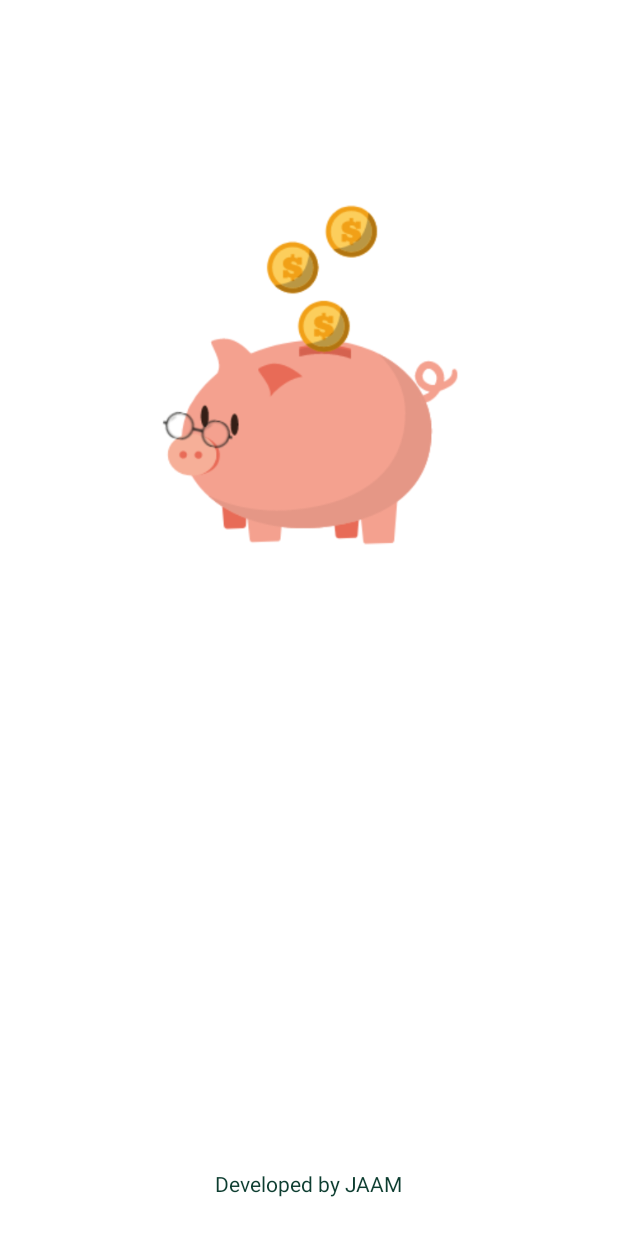
After one commit to jaresinunez/HOWDYHACK, an Android app: the SpashScreenActivity screen opened directly, with no data from a screen before it, on a phone screen of 412 x 824 dp. The commit adds this screen. Run offline under Robolectric (Android 15) with nearby library versions, the phone set to English and light mode, and no system bars; our stand-ins replace navigation-ui.

Commit message:
splash screen implemented

```diff
--- /dev/null
+++ b/app/src/main/java/com/jaam/howdyhack/SpashScreenActivity.kt
@@ -0,0 +1,27 @@
+package com.jaam.howdyhack
+
+import android.content.Intent
+import android.os.Bundle
+import android.os.Handler
+import com.google.android.material.snackbar.Snackbar
+import androidx.appcompat.app.AppCompatActivity
+import androidx.navigation.findNavController
+import androidx.navigation.ui.AppBarConfiguration
+import androidx.navigation.ui.navigateUp
+import androidx.navigation.ui.setupActionBarWithNavController
+import com.jaam.howdyhack.databinding.ActivitySpashScreenBinding
+
+class SpashScreenActivity : AppCompatActivity() {
+    private lateinit var handler: Handler
+    override fun onCreate(savedInstanceState: Bundle?) {
+        super.onCreate(savedInstanceState)
+
+        setContentView(R.layout.activity_spash_screen)
+        handler=Handler()
+        handler.postDelayed({
+            val i = Intent(this, MainActivity::class.java)
+            startActivity(i)
+            finish()
+        }, 3500)
+    }
+}
--- /dev/null
+++ b/app/src/main/res/layout/activity_spash_screen.xml
@@ -0,0 +1,27 @@
+<?xml version="1.0" encoding="utf-8"?>
+<androidx.constraintlayout.widget.ConstraintLayout xmlns:android="http://schemas.android.com/apk/res/android"
+    xmlns:app="http://schemas.android.com/apk/res-auto"
+    xmlns:tools="http://schemas.android.com/tools"
+    android:layout_width="match_parent"
+    android:layout_height="match_parent"
+    android:background="@color/white"
+    tools:context=".SpashScreenActivity">
+
+    <ImageView
+        android:layout_width="wrap_content"
+        android:layout_height="wrap_content"
+        android:src="@drawable/logo"
+        app:layout_constraintTop_toTopOf="parent"
+        app:layout_constraintStart_toStartOf="parent"
+        app:layout_constraintEnd_toEndOf="parent"/>
+
+    <TextView
+        android:layout_width="wrap_content"
+        android:layout_height="wrap_content"
+        android:text="@string/developed_by_jaam"
+        app:layout_constraintBottom_toBottomOf="parent"
+        app:layout_constraintStart_toStartOf="parent"
+        app:layout_constraintEnd_toEndOf="parent"
+        android:layout_marginBottom="25sp"
+        android:textColor="@color/dark_green"/>
+</androidx.constraintlayout.widget.ConstraintLayout>
--- /dev/null
+++ b/app/src/main/res/values-land/dimens.xml
@@ -0,0 +1,3 @@
+<resources>
+    <dimen name="fab_margin">48dp</dimen>
+</resources>
--- /dev/null
+++ b/app/src/main/res/values-w1240dp/dimens.xml
@@ -0,0 +1,3 @@
+<resources>
+    <dimen name="fab_margin">200dp</dimen>
+</resources>
--- /dev/null
+++ b/app/src/main/res/values-w600dp/dimens.xml
@@ -0,0 +1,3 @@
+<resources>
+    <dimen name="fab_margin">48dp</dimen>
+</resources>
--- a/app/src/main/res/values/colors.xml
+++ b/app/src/main/res/values/colors.xml
@@ -7,4 +7,6 @@
     <color name="teal_700">#FF018786</color>
     <color name="black">#FF000000</color>
     <color name="white">#FFFFFFFF</color>
+    <color name="green">#178768</color>
+    <color name="dark_green">#0D3D30</color>
 </resources>
--- /dev/null
+++ b/app/src/main/res/values/dimens.xml
@@ -0,0 +1,3 @@
+<resources>
+    <dimen name="fab_margin">16dp</dimen>
+</resources>
--- a/app/src/main/res/values/themes.xml
+++ b/app/src/main/res/values/themes.xml
@@ -13,4 +13,18 @@
         <item name="android:statusBarColor">?attr/colorPrimaryVariant</item>
         <!-- Customize your theme here. -->
     </style>
+
+    <style name="Theme.HOWDYHACK.NoActionBar">
+        <item name="windowActionBar">false</item>
+        <item name="windowNoTitle">true</item>
+    </style>
+
+    <style name="InvertedColors_NoActionBar" parent="Theme.MaterialComponents.Light.NoActionBar.Bridge">
+        <item name="colorPrimary">@color/dark_green</item>
+        <item name="colorPrimaryDark">@color/green</item>
+    </style>
+
+    <style name="Theme.HOWDYHACK.AppBarOverlay" parent="ThemeOverlay.AppCompat.Dark.ActionBar" />
+
+    <style name="Theme.HOWDYHACK.PopupOverlay" parent="ThemeOverlay.AppCompat.Light" />
 </resources>
```
Also changed, not shown: app/build.gradle (+7 -2 lines), app/src/main/AndroidManifest.xml (+9 -0 lines), app/src/main/res/navigation/nav_graph.xml (added, +28 -0 lines), app/src/main/res/values/strings.xml (+10 -0 lines), app/src/main/res/drawable/logo.png (added).
